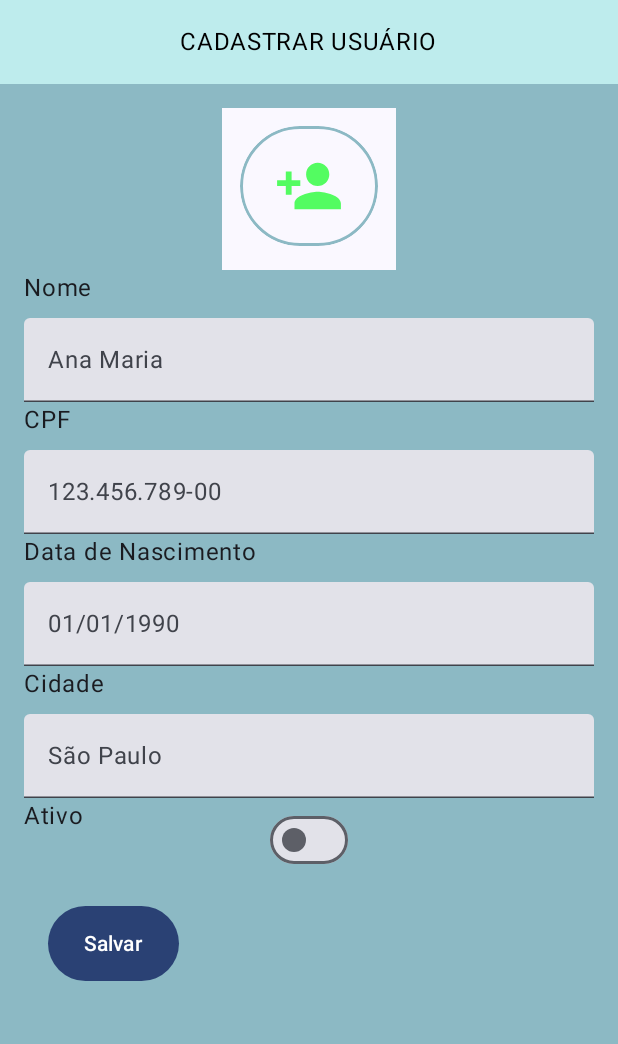
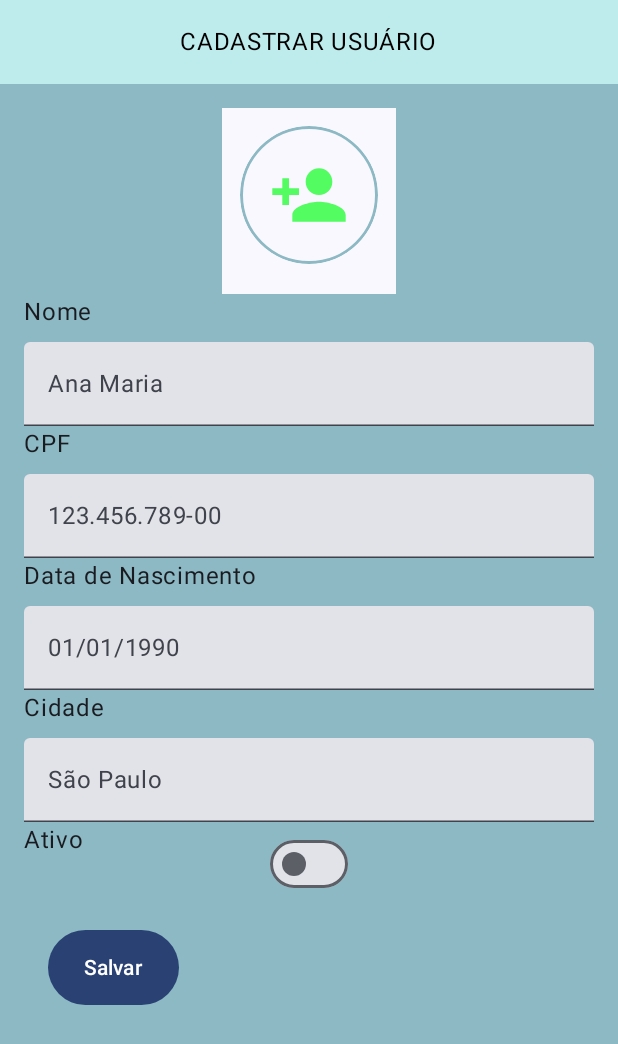
Before and after one commit to jessmelo/people-manager-android, an Android app built with Jetpack Compose: the RegisterScreen screen opened through its navigation route, on a phone screen of 412 x 824 dp. Shown: the top 1044 px of the screen. Run offline under Robolectric (Android 15) with nearby library versions, the phone set to English and light mode, and no system bars; our stand-ins replace Room's generated code.

Commit message:
update avatar component

```diff
--- a/app/src/main/java/com/hexagon/challenge/ui/views/components/AvatarImageField.kt
+++ b/app/src/main/java/com/hexagon/challenge/ui/views/components/AvatarImageField.kt
@@ -48,17 +48,19 @@ fun AvatarImageField(
 
     Row(
         modifier = Modifier
-            .fillMaxWidth()
-            .height(108.dp),
+            .fillMaxWidth(),
         horizontalArrangement = Arrangement.Center
     ) {
         Surface(
             onClick = galleryLauncher,
+            modifier = Modifier
+                .background(Color.Transparent)
         ) {
             Box(
                 modifier = Modifier
                     .padding(8.dp)
-                    .height(100.dp)
+                    .height(108.dp)
+                    .background(Color.Transparent)
             ) {
                 Image(
                     painter = bitmapImage,
@@ -66,7 +68,6 @@ fun AvatarImageField(
                     modifier = Modifier
                         .size(100.dp)
                         .padding(4.dp)
-                        .padding(bottom = 4.dp)
                         .background(Color.Transparent)
                         .clip(CircleShape)
                         .border(
```
